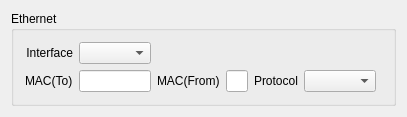
The window that src/ui/ethernet_widget.ui (public0821/npg) describes before a commit, drawn with Qt 5.
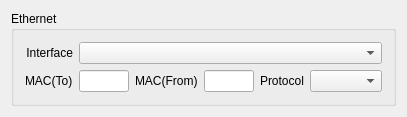
The same window after the commit.

```diff
--- a/src/ui/ethernet_widget.ui
+++ b/src/ui/ethernet_widget.ui
@@ -33,10 +33,10 @@
         </property>
        </widget>
       </item>
-      <item row="0" column="1">
+      <item row="0" column="1" colspan="5">
        <widget class="QComboBox" name="interface_box"/>
       </item>
-      <item row="0" column="2" colspan="5">
+      <item row="0" column="6">
        <spacer name="horizontalSpacer">
         <property name="orientation">
          <enum>Qt::Horizontal</enum>
```
